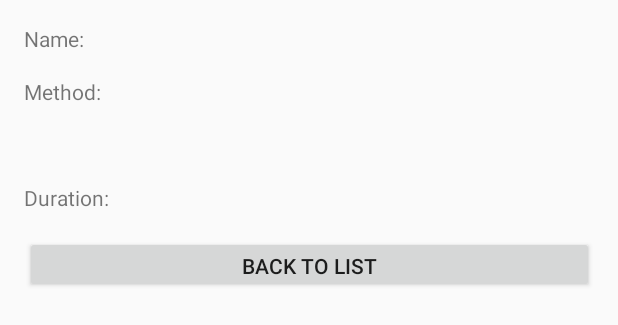
After one commit to bnj997/RecipeAppV1, an Android app: the layout fragment_third.xml on its own in the app's theme, with its tools: preview values and no code run, on a phone screen of 412 x 824 dp. The commit adds this screen. Shown: the top 325 px of the screen. Run offline under Robolectric (Android 15) with nearby library versions, the phone set to English and light mode, and no system bars.

Commit message:
Added a view fragment for each list item

```diff
--- a/app/build.gradle
+++ b/app/build.gradle
@@ -3,6 +3,7 @@ apply plugin: 'com.android.application'
 apply plugin: 'kotlin-android'
 apply plugin: 'kotlin-android-extensions'
 apply plugin: 'kotlin-kapt'
+apply plugin: "androidx.navigation.safeargs.kotlin"
 
 android {
     compileSdkVersion 29
--- a/app/src/main/java/com/example/recipeapp/database/RecipeDatabaseDao.kt
+++ b/app/src/main/java/com/example/recipeapp/database/RecipeDatabaseDao.kt
@@ -22,7 +22,6 @@ interface RecipeDatabaseDao {
     @Query("SELECT * FROM recipe_table ORDER BY recipeId DESC")
     fun getAllRecipes(): LiveData<List<Recipe>>
 
-    @Query("SELECT * FROM recipe_table ORDER BY recipeId DESC LIMIT 1")
-    fun getLatestRecipe(): Recipe?
-
+    @Query("SELECT * FROM recipe_table WHERE recipeId = :recipeId")
+    fun getThisRecipe(recipeId: Long): Recipe
 }
--- a/app/src/main/java/com/example/recipeapp/database/RecipeRepository.kt
+++ b/app/src/main/java/com/example/recipeapp/database/RecipeRepository.kt
@@ -35,8 +35,8 @@ class RecipeRepository(private val recipeDao: RecipeDatabaseDao) {
 
     @Suppress("RedundantSuspendModifier")
     @WorkerThread
-    suspend fun getLatestRecipe() {
-        recipeDao.getLatestRecipe()
+    suspend fun getThisRecipe(recipeId: Long) : Recipe {
+        return recipeDao.getThisRecipe(recipeId)
     }
 
 }
--- /dev/null
+++ b/app/src/main/res/layout/fragment_third.xml
@@ -0,0 +1,98 @@
+<?xml version="1.0" encoding="utf-8"?>
+
+<layout xmlns:android="http://schemas.android.com/apk/res/android"
+    xmlns:app="http://schemas.android.com/apk/res-auto"
+    xmlns:tools="http://schemas.android.com/tools">
+
+    <data>
+        <variable
+            name="recipeViewViewModel"
+            type="com.example.recipeapp.recipeView.RecipeViewViewModel" />
+    </data>
+
+
+    <androidx.constraintlayout.widget.ConstraintLayout
+        android:layout_width="match_parent"
+        android:layout_height="match_parent"
+        tools:context=".recipeView.RecipeViewFragment">
+
+        <TextView
+            android:id="@+id/name_heading"
+            android:layout_width="wrap_content"
+            android:layout_height="wrap_content"
+            android:layout_marginStart="16dp"
+            android:layout_marginTop="16dp"
+            android:text="Name: "
+            app:layout_constraintStart_toStartOf="parent"
+            app:layout_constraintTop_toTopOf="parent" />
+
+        <TextView
+            android:id="@+id/method_heading"
+            android:layout_width="wrap_content"
+            android:layout_height="wrap_content"
+            android:layout_marginStart="16dp"
+            android:layout_marginTop="16dp"
+            android:text="Method:"
+            app:layout_constraintStart_toStartOf="parent"
+            app:layout_constraintTop_toBottomOf="@+id/name_heading" />
+
+        <TextView
+            android:id="@+id/duration_heading"
+            android:layout_width="wrap_content"
+            android:layout_height="wrap_content"
+            android:layout_marginStart="16dp"
+            android:layout_marginTop="16dp"
+            android:text="Duration:"
+            app:layout_constraintStart_toStartOf="parent"
+            app:layout_constraintTop_toBottomOf="@+id/method_output" />
+
+        <TextView
+            android:id="@+id/name_output"
+            android:text="@={recipeViewViewModel.recipeName}"
+            android:layout_width="0dp"
+            android:layout_height="wrap_content"
+            android:layout_marginStart="16dp"
+            android:layout_marginTop="16dp"
+            android:layout_marginEnd="16dp"
+            app:layout_constraintEnd_toEndOf="parent"
+            app:layout_constraintStart_toEndOf="@+id/name_heading"
+            app:layout_constraintTop_toTopOf="parent" />
+
+        <TextView
+            android:id="@+id/method_output"
+            android:layout_width="0dp"
+            android:layout_height="wrap_content"
+            android:layout_marginStart="16dp"
+            android:layout_marginTop="16dp"
+            android:layout_marginEnd="16dp"
+            android:text="@={recipeViewViewModel.recipeMethod}"
+            app:layout_constraintEnd_toEndOf="parent"
+            app:layout_constraintStart_toStartOf="parent"
+            app:layout_constraintTop_toBottomOf="@+id/method_heading" />
+
+        <TextView
+            android:id="@+id/duration_output"
+            android:text="@={recipeViewViewModel.recipeDuration}"
+            android:layout_width="0dp"
+            android:layout_height="wrap_content"
+            android:layout_marginStart="16dp"
+            android:layout_marginTop="16dp"
+            android:layout_marginEnd="16dp"
+            app:layout_constraintEnd_toEndOf="parent"
+            app:layout_constraintStart_toEndOf="@+id/duration_heading"
+            app:layout_constraintTop_toBottomOf="@+id/method_output" />
+
+        <Button
+            android:id="@+id/submit_button"
+            android:layout_width="379dp"
+            android:layout_height="38dp"
+            android:layout_marginStart="16dp"
+            android:layout_marginTop="16dp"
+            android:layout_marginEnd="16dp"
+            android:text="Back to List"
+            app:layout_constraintEnd_toEndOf="parent"
+            app:layout_constraintStart_toStartOf="parent"
+            app:layout_constraintTop_toBottomOf="@+id/duration_output" />
+    </androidx.constraintlayout.widget.ConstraintLayout>
+
+</layout>
--- a/app/src/main/res/values/strings.xml
+++ b/app/src/main/res/values/strings.xml
@@ -4,6 +4,7 @@
     <!-- Strings used for fragments for navigation -->
     <string name="first_fragment_label">First Fragment</string>
     <string name="second_fragment_label">Second Fragment</string>
+    <string name="third_fragment_label">Third Fragment</string>
     <string name="next">Next</string>
     <string name="previous">Previous</string>
 
--- a/build.gradle
+++ b/build.gradle
@@ -24,6 +24,8 @@ buildscript {
     dependencies {
         classpath 'com.android.tools.build:gradle:3.6.2'
         classpath "org.jetbrains.kotlin:kotlin-gradle-plugin:$kotlin_version"
+        def nav_version = "2.3.0-alpha05"
+        classpath "androidx.navigation:navigation-safe-args-gradle-plugin:$nav_version"
 
         // NOTE: Do not place your application dependencies here; they belong
         // in the individual module build.gradle files
```
Also changed, not shown: app/src/main/java/com/example/recipeapp/recipeDetails/RecipeDetailFragment.kt (+6 -7 lines), app/src/main/java/com/example/recipeapp/recipeDetails/RecipeDetailViewModel.kt (+10 -14 lines), app/src/main/java/com/example/recipeapp/recipeList/RecipeListAdaptor.kt (+5 -5 lines), app/src/main/java/com/example/recipeapp/recipeList/RecipeListFragment.kt (+14 -9 lines), app/src/main/java/com/example/recipeapp/recipeList/RecipeListViewModel.kt (+8 -0 lines), app/src/main/java/com/example/recipeapp/recipeView/RecipeViewFragment.kt (added, +40 -0 lines), app/src/main/java/com/example/recipeapp/recipeView/RecipeViewViewModel.kt (added, +52 -0 lines), app/src/main/res/layout/list_item_recipe.xml (+7 -6 lines), app/src/main/res/navigation/nav_graph.xml (+16 -2 lines).
